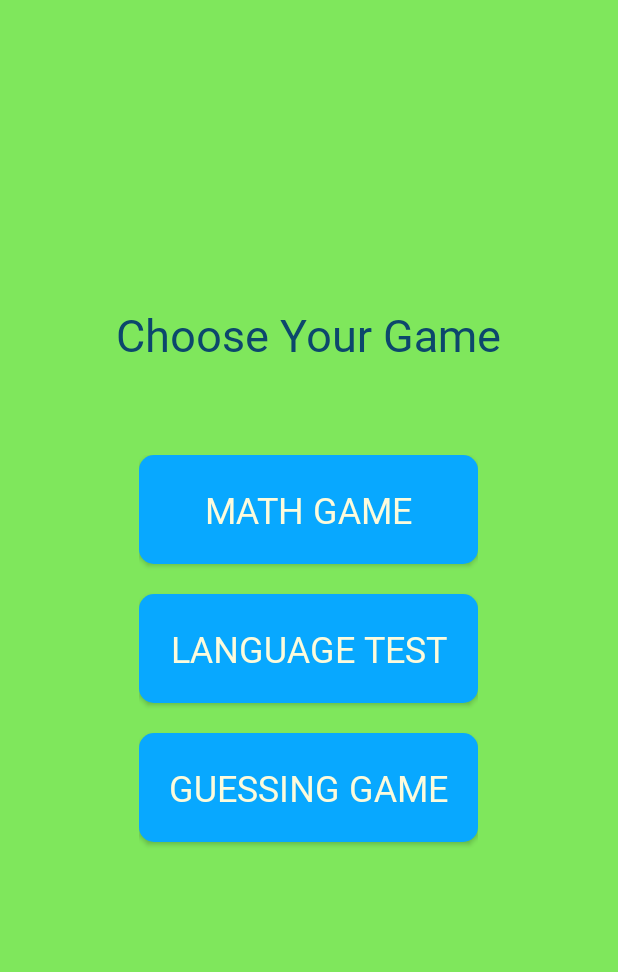
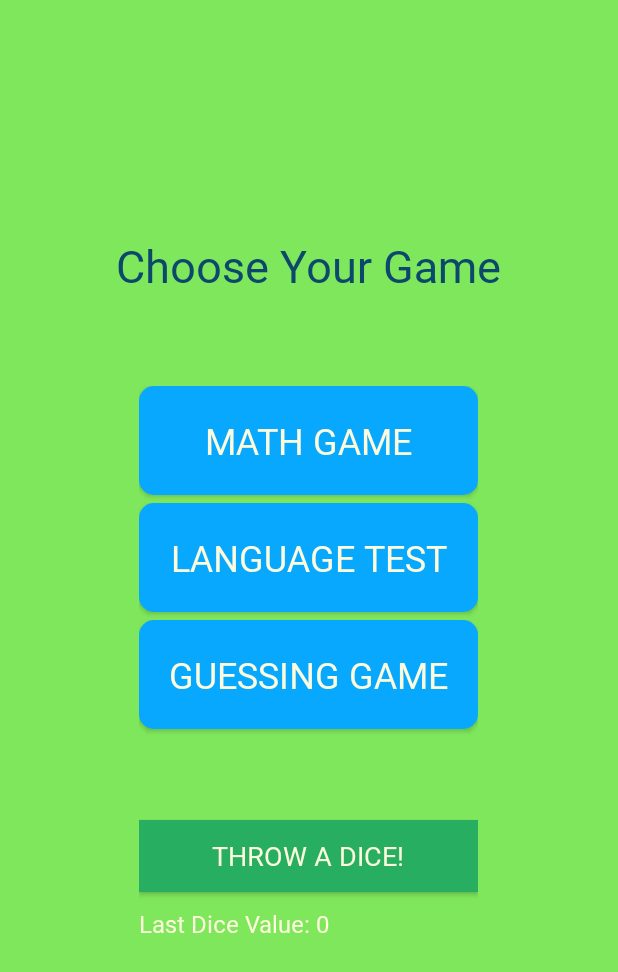
Before and after one commit to Stensel8/Half-a-Minute-IT-Madness-Android, an Android app: the ChooseGame screen opened directly, with no data from a screen before it, on a phone screen of 412 x 824 dp. Shown: the top 972 px of the screen. Run offline under Robolectric (Android 15) with nearby library versions, the phone set to English and light mode, and no system bars.

Commit message:
Testing some things
- Added a dice roll button
- Dice textview
- Changed animations

```diff
--- a/app/src/main/kotlin/com/halfminute/itmadness/ChooseGame.kt
+++ b/app/src/main/kotlin/com/halfminute/itmadness/ChooseGame.kt
@@ -2,76 +2,152 @@ package com.halfminute.itmadness
 
 import android.content.Intent
 import android.os.Bundle
+import android.os.CountDownTimer
+import android.util.Log
 import android.view.View
 import androidx.activity.OnBackPressedCallback
 import androidx.appcompat.app.AppCompatActivity
+import androidx.core.content.ContextCompat
+import com.google.android.material.snackbar.Snackbar
+import com.halfminute.itmadness.databinding.ChooseGameBinding
+import kotlin.random.Random
 
-/**
- * Activity for choosing the game to play.
- */
 class ChooseGame : AppCompatActivity() {
 
-    private lateinit var sharedPref: SharedPref // Declare a SharedPref object to access the shared preferences
+    private lateinit var sharedPref: SharedPref
+    private lateinit var binding: ChooseGameBinding
+    private var timer: CountDownTimer? = null
+    private var isDiceReady = true
+    private var remainingTime: Long = 0
+    private var thrownDiceValue: Int? = null
+    private var isEnteringGame = false
+
+    private val diceSides = 6
 
     override fun onCreate(savedInstanceState: Bundle?) {
         super.onCreate(savedInstanceState)
+        sharedPref = SharedPref(this)
+        setTheme(if (sharedPref.loadNightMode()) R.style.darkTheme else R.style.lightTheme)
+        sharedPref.loadLocale(this)
+        binding = ChooseGameBinding.inflate(layoutInflater)
+        setContentView(binding.root)
+        initializeUI(savedInstanceState)
+        setOnBackPressedCallback()
+        setOnClickListener()
+        updateDiceState()
 
-        // Initialize the SharedPref object with the current context
-        sharedPref = SharedPref(this)
+        // Retrieve the last thrown dice value and update the UI
+        thrownDiceValue = sharedPref.loadLastThrownDiceValue()
+        showLastThrownDiceValue()
+    }
 
-        // Set the theme according to the shared preference value
-        setTheme(if (sharedPref.loadNightMode()) R.style.darkTheme else R.style.lightTheme)
+    private fun initializeUI(savedInstanceState: Bundle?) {
+        savedInstanceState?.let {
+            isDiceReady = it.getBoolean("isDiceReady", true)
+            remainingTime = it.getLong("remainingTime")
+            thrownDiceValue = sharedPref.loadLastThrownDiceValue()
+            if (remainingTime > 0) startTimer(remainingTime)
+        }
+        showLastThrownDiceValue()
+    }
 
-        // Load the saved language
-        sharedPref.loadLocale(this)
+    private fun showLastThrownDiceValue() {
+        binding.diceValueTextView.visibility = if (thrownDiceValue != null) View.VISIBLE else View.GONE
+        binding.diceValueTextView.text = getString(R.string.last_dice_value, thrownDiceValue)
+    }
 
-        setContentView(R.layout.choose_game) // Set the layout for this activity
+    private fun setOnBackPressedCallback() {
+        onBackPressedDispatcher.addCallback(this, object : OnBackPressedCallback(true) {
+            override fun handleOnBackPressed() = navigateToMainActivity()
+        })
+    }
 
-        // Callback to handle the back button press
-        val callback = object : OnBackPressedCallback(true /* enabled by default */) {
-            override fun handleOnBackPressed() {
-                // Create an intent to go back to the main activity
-                val intent = Intent(this@ChooseGame, MainActivity::class.java)
-                startActivity(intent) // Start the main activity
-                finish() // Finish this activity
+    private fun setOnClickListener() {
+        with(binding) {
+            btnMathGame.setOnClickListener { startGame("math", it) }
+            btnLanguageGame.setOnClickListener { startGame("language", it) }
+            btnGuessingGame.setOnClickListener { startGame("guessing", it) }
+            diceRollButton.setOnClickListener {
+                if (isDiceReady) {
+                    rollDice()
+                    showLastThrownDiceValue()
+                    startTimer()
+                } else {
+                    showCustomSnackbar("Please wait for the dice to be ready!")
+                    Log.d("ChooseGame", "Snackbar message shown: Please wait for the dice to be ready!")
+                }
             }
         }
-        onBackPressedDispatcher.addCallback(this, callback) // Add the callback
     }
 
-    /**
-     * Starts the Math game.
-     */
-    fun startMathGame(view: View) {
-        Settings.btnAnimation(view) // Apply the button animation to the view
-        // Save the chosen game name and start the MathGame activity
-        sharedPref.saveChosenGame("math")
-        val intent = Intent(this, MathGame::class.java)
-        startActivity(intent)
+
+    private fun navigateToMainActivity() {
+        startActivity(Intent(this, MainActivity::class.java))
         finish()
     }
 
-    /**
-     * Starts the Language game.
-     */
-    fun startLanguageGame(view: View) {
-        Settings.btnAnimation(view) // Apply the button animation to the view
-        // Save the chosen game name and start the ChooseLanguageGame activity
-        sharedPref.saveChosenGame("language")
-        val intent = Intent(this, ChooseLanguageGame::class.java)
-        startActivity(intent)
-        finish()
+    private fun updateDiceState() {
+        binding.diceRollButton.text = if (isDiceReady) getString(R.string.throw_dice) else "Thrown $thrownDiceValue. Waiting: 10s"
+        updateButtonBackground(if (isDiceReady) R.color.dice_ready_color else R.color.dice_rolled_color)
+        updateDiceBackgroundColor()
     }
 
-    /**
-     * Starts the Guessing game.
-     */
-    fun startGuessingGame(view: View) {
-        Settings.btnAnimation(view) // Apply the button animation to the view
-        // Save the chosen game name and start the GuessingGame activity
-        sharedPref.saveChosenGame("guessing")
-        val intent = Intent(this, GuessingGame::class.java)
+    private fun updateButtonBackground(colorResId: Int) {
+        binding.diceRollButton.setBackgroundColor(ContextCompat.getColor(this, colorResId))
+    }
+
+    private fun updateDiceBackgroundColor() {
+        val backgroundColor = ContextCompat.getColor(this, if (isDiceReady) R.color.dice_ready_color else R.color.dice_rolled_color)
+        binding.diceRollButton.setBackgroundColor(backgroundColor)
+        binding.diceRollButton.isClickable = isDiceReady
+    }
+
+    private fun rollDice() {
+        thrownDiceValue = Random.nextInt(1, diceSides + 1)
+        isDiceReady = false
+        sharedPref.saveLastThrownDiceValue(thrownDiceValue ?: 0)
+        updateDiceState()
+    }
+
+    private fun startTimer(initialTime: Long = 10000) {
+        timer?.cancel()
+        timer = object : CountDownTimer(initialTime, 1000) {
+            override fun onTick(millisUntilFinished: Long) {
+                remainingTime = millisUntilFinished
+                val remainingSeconds = millisUntilFinished / 1000
+                binding.diceRollButton.text = "Thrown $thrownDiceValue. Waiting: $remainingSeconds s"
+            }
+
+            override fun onFinish() {
+                isDiceReady = true
+                updateDiceBackgroundColor()
+                binding.diceRollButton.text = getString(R.string.throw_dice)
+                if (isEnteringGame) isEnteringGame = false
+            }
+        }.start()
+    }
+
+    private fun startGame(gameType: String, view: View) {
+        Settings.btnAnimation(view)
+        sharedPref.saveChosenGame(gameType)
+        isEnteringGame = true
+        val intent = when (gameType) {
+            "math" -> Intent(this, MathGame::class.java)
+            "language" -> Intent(this, ChooseLanguageGame::class.java)
+            "guessing" -> Intent(this, GuessingGame::class.java)
+            else -> return
+        }
         startActivity(intent)
-        finish()
+    }
+
+    override fun onSaveInstanceState(outState: Bundle) {
+        super.onSaveInstanceState(outState)
+        outState.putBoolean("isDiceReady", isDiceReady)
+        outState.putLong("remainingTime", remainingTime)
+        thrownDiceValue?.let { outState.putInt("thrownDiceValue", it) }
+    }
+
+    private fun showCustomSnackbar(message: String) {
+        Snackbar.make(binding.root, message, Snackbar.LENGTH_SHORT).show()
     }
 }
--- a/app/src/main/kotlin/com/halfminute/itmadness/SharedPref.kt
+++ b/app/src/main/kotlin/com/halfminute/itmadness/SharedPref.kt
@@ -9,52 +9,27 @@ import androidx.core.content.ContextCompat
 import com.google.android.material.snackbar.Snackbar
 import java.util.Locale
 
-/**
- * A class for managing shared preferences in the Android application.
- * @param context The [Context] of the application.
- */
 class SharedPref(context: Context) {
 
     private val mySharedPref: SharedPreferences =
         context.getSharedPreferences("filename", Context.MODE_PRIVATE)
 
-    /**
-     * Set the night mode state in shared preferences.
-     * @param state A boolean indicating whether night mode is enabled or disabled.
-     */
     fun setNightMode(state: Boolean) {
         mySharedPref.edit().putBoolean("darkMode", state).apply()
     }
 
-    /**
-     * Load the night mode state from shared preferences.
-     * @return A boolean indicating whether night mode is enabled or disabled.
-     */
     fun loadNightMode(): Boolean {
         return mySharedPref.getBoolean("darkMode", false)
     }
 
-    /**
-     * Set the sound state in shared preferences.
-     * @param state A boolean indicating whether sound is enabled or disabled.
-     */
     fun setSound(state: Boolean) {
         mySharedPref.edit().putBoolean("sound", state).apply()
     }
 
-    /**
-     * Get the sound state from shared preferences.
-     * @return A boolean indicating whether sound is enabled or disabled.
-     */
     fun getSound(): Boolean {
         return mySharedPref.getBoolean("sound", true)
     }
 
-    /**
-     * Set the locale language in the application.
-     * @param lang The language code (e.g., "en" for English).
-     * @param context The [Context] of the application.
-     */
     @Suppress("DEPRECATION")
     fun setLocale(lang: String, context: Context) {
         val locale = Locale(lang)
@@ -69,65 +44,35 @@ class SharedPref(context: Context) {
         prefs.edit().putString("language", lang).apply()
     }
 
-    /**
-     * Load the selected locale language from shared preferences.
-     * @param context The [Context] of the application.
-     */
     fun loadLocale(context: Context) {
         val pref = context.getSharedPreferences("Settings", Activity.MODE_PRIVATE)
-        val language =
-            pref.getString("language", Locale.getDefault().language) ?: Locale.getDefault().language
+        val language = pref.getString("language", Locale.getDefault().language)
+            ?: Locale.getDefault().language
         setLocale(language, context)
     }
 
-    /**
-     * Get the saved language from shared preferences.
-     * @param context The [Context] of the application.
-     * @return The selected language code.
-     */
     fun getSavedLanguage(context: Context): String {
         val prefs = context.getSharedPreferences("Settings", Activity.MODE_PRIVATE)
         return prefs.getString("language", Locale.getDefault().language)
             ?: Locale.getDefault().language
     }
 
-    /**
-     * Save the difficulty level in shared preferences.
-     * @param difficulty The selected difficulty level.
-     */
     fun saveDifficulty(difficulty: String) {
         mySharedPref.edit().putString("difficulty", difficulty).apply()
     }
 
-    /**
-     * Load the saved difficulty level from shared preferences.
-     * @return The saved difficulty level.
-     */
     fun loadDifficulty(): String {
         return mySharedPref.getString("difficulty", "easy") ?: "easy"
     }
 
-    /**
-     * Save the chosen game in shared preferences.
-     * @param chosenGame The name of the chosen game.
-     */
     fun saveChosenGame(chosenGame: String) {
         mySharedPref.edit().putString("chosenGame", chosenGame).apply()
     }
 
-    /**
-     * Load the saved chosen game from shared preferences.
-     * @return The name of the chosen game.
-     */
     fun loadChosenGame(): String {
         return mySharedPref.getString("chosenGame", "") ?: ""
     }
 
-    /**
-     * Show a custom Snackbar with a specified message.
-     * @param activity The [Activity] in which the Snackbar should be displayed.
-     * @param message The message to be displayed in the Snackbar.
-     */
     fun showCustomSnackbar(activity: Activity, message: String) {
         val snackbar = Snackbar.make(
             activity.findViewById(android.R.id.content),
@@ -135,7 +80,6 @@ class SharedPref(context: Context) {
             Snackbar.LENGTH_SHORT
         )
 
-        // Customize the Snackbar's background color based on the theme
         val snackbarView = snackbar.view
         val backgroundColor = if (loadNightMode()) {
             ContextCompat.getColor(activity, R.color.snackbar_background_dark)
@@ -144,7 +88,6 @@ class SharedPref(context: Context) {
         }
         snackbarView.setBackgroundColor(backgroundColor)
 
-        // Customize the text color of the Snackbar
         val textView = snackbarView.findViewById<TextView>(
             com.google.android.material.R.id.snackbar_text
         )
@@ -158,18 +101,10 @@ class SharedPref(context: Context) {
         snackbar.show()
     }
 
-    /**
-     * Get the high score from shared preferences.
-     * @return The high score value.
-     */
     fun getHighScore(): Int {
         return mySharedPref.getInt("highScore", 0)
     }
 
-    /**
-     * Save the high score in shared preferences.
-     * @param newScore The new high score to be saved.
-     */
     fun saveHighScore(newScore: Int) {
         val currentHighScore = getHighScore()
         if (newScore > currentHighScore) {
@@ -177,19 +112,21 @@ class SharedPref(context: Context) {
         }
     }
 
-    // Additional functions for first start and update dialogs
-    /**
-     * Check if it's the first start of the app.
-     * @return A boolean indicating whether it's the first start.
-     */
     fun isFirstStart(): Boolean {
         return mySharedPref.getBoolean("firstStart", true)
     }
 
-    /**
-     * Set the flag to indicate that the first start dialog has been shown.
-     */
     fun setFirstStartShown() {
         mySharedPref.edit().putBoolean("firstStart", false).apply()
     }
+
+    private val lastThrownDiceValueKey = "last_thrown_dice_value"
+
+    fun saveLastThrownDiceValue(value: Int) {
+        mySharedPref.edit().putInt(lastThrownDiceValueKey, value).apply()
+    }
+
+    fun loadLastThrownDiceValue(): Int {
+        return mySharedPref.getInt(lastThrownDiceValueKey, 0)
+    }
 }
--- /dev/null
+++ b/app/src/main/res/anim/slide_in_right.xml
@@ -0,0 +1,3 @@
+<set xmlns:android="http://schemas.android.com/apk/res/android">
+    <translate android:fromXDelta="100%p" android:toXDelta="0" android:duration="500"/>
+</set>
--- /dev/null
+++ b/app/src/main/res/anim/slide_out_left.xml
@@ -0,0 +1,3 @@
+<set xmlns:android="http://schemas.android.com/apk/res/android">
+    <translate android:fromXDelta="0" android:toXDelta="-100%p" android:duration="500"/>
+</set>
--- a/app/src/main/res/layout/choose_game.xml
+++ b/app/src/main/res/layout/choose_game.xml
@@ -1,5 +1,6 @@
 <?xml version="1.0" encoding="utf-8"?>
-<LinearLayout xmlns:android="http://schemas.android.com/apk/res/android"
+<LinearLayout
+    xmlns:android="http://schemas.android.com/apk/res/android"
     android:layout_width="match_parent"
     android:layout_height="match_parent"
     android:background="?attr/backgroundColor"
@@ -30,12 +31,12 @@
 
         <!-- Button start math game -->
         <Button
+            android:id="@+id/btnMathGame"
             android:layout_width="match_parent"
             android:layout_height="wrap_content"
-            android:layout_marginBottom="20dp"
+            android:layout_marginBottom="5dp"
             android:layout_weight="1"
             android:background="@drawable/rounded_btn"
-            android:onClick="startMathGame"
             android:paddingLeft="20dp"
             android:paddingTop="20dp"
             android:paddingRight="20dp"
@@ -47,12 +48,12 @@
 
         <!-- Button start language game -->
         <Button
+            android:id="@+id/btnLanguageGame"
             android:layout_width="match_parent"
             android:layout_height="wrap_content"
-            android:layout_marginBottom="20dp"
+            android:layout_marginBottom="5dp"
             android:layout_weight="1"
             android:background="@drawable/rounded_btn"
-            android:onClick="startLanguageGame"
             android:paddingLeft="20dp"
             android:paddingTop="20dp"
             android:paddingRight="20dp"
@@ -64,9 +65,10 @@
 
         <!-- Button start guessing game -->
         <Button
+            android:id="@+id/btnGuessingGame"
             android:layout_width="match_parent"
             android:layout_height="wrap_content"
-            android:layout_marginBottom="20dp"
+            android:layout_marginBottom="5dp"
             android:background="@drawable/rounded_btn"
             android:onClick="startGuessingGame"
             android:paddingLeft="20dp"
@@ -77,6 +79,36 @@
             android:textColor="@color/buttonTextColor"
             android:textSize="24sp"
             android:fontFamily="@font/segoeuib"/>
+
+        <!-- Spacer to push the Roll button to the bottom -->
+        <Space
+            android:layout_width="match_parent"
+            android:layout_height="50dp"/>
+
+        <!-- Button for rolling the dice -->
+        <Button
+            android:id="@+id/diceRollButton"
+            android:layout_width="match_parent"
+            android:layout_height="wrap_content"
+            android:layout_marginTop="5dp"
+            android:padding="10dp"
+            android:text="@string/roll"
+            android:textColor="#fcfbdc"
+            android:textSize="18sp"
+            android:fontFamily="@font/segoeuib"/>
+        <!--android:background will be set inside the code itself!!-->
+
+
+        <TextView
+            android:id="@+id/diceValueTextView"
+            android:layout_width="match_parent"
+            android:layout_height="wrap_content"
+            android:layout_marginTop="10dp"
+            android:text="@string/last_dice_value"
+            android:textColor="@color/buttonTextColor"
+            android:textSize="16sp"
+            android:fontFamily="@font/segoeui"
+            android:visibility="gone"/>
+
     </LinearLayout>
-
 </LinearLayout>
--- a/app/src/main/res/layout/game_over.xml
+++ b/app/src/main/res/layout/game_over.xml
@@ -167,7 +167,7 @@
                 android:paddingTop="5dp"
                 android:paddingEnd="5dp"
                 android:paddingBottom="5dp"
-                android:text="@string/changeDfficultyTo"
+                android:text="@string/top_5_scores"
                 android:textColor="#455A64"
                 android:textSize="30sp" />
 
--- a/app/src/main/res/values/colors.xml
+++ b/app/src/main/res/values/colors.xml
@@ -26,8 +26,9 @@
     <color name="snackbar_text_dark">#FFFFFF</color>
     <color name="snackbar_text_light">#0c476c</color>
 
-    <!-- old colors from dead build (might need later)
-    // <color name="colorPrimary">#00b58d</color>
-    // <color name="colorPrimaryDark">#34495e</color> -->
+    <!-- Dice button colors -->
+    <color name="dice_ready_color">#27ae60</color>
+    <color name="dice_rolled_color">#f98722</color>
+
 
 </resources>
--- a/app/src/main/res/values/styles.xml
+++ b/app/src/main/res/values/styles.xml
@@ -22,8 +22,8 @@
 
     <!-- Dialog animation style -->
     <style name="DialogAnimation">
-        <item name="android:windowEnterAnimation">@anim/fade_in</item>
-        <item name="android:windowExitAnimation">@anim/fade_out</item>
+        <item name="android:windowEnterAnimation">@anim/dialog_fade_in</item>
+        <item name="android:windowExitAnimation">@anim/dialog_fade_out</item>
     </style>
 
     <!-- Light theme dialog style -->
```
Also changed, not shown: app/src/main/kotlin/com/halfminute/itmadness/Settings.kt (+23 -8 lines), app/src/main/res/anim/button_click_animation.xml (added, +20 -0 lines), app/src/main/res/layout/guessing_game.xml (+2 -12 lines), app/src/main/res/raw/wordjsondata1.json (+4 -4 lines), app/src/main/res/values/strings.xml (+25 -24 lines), app/src/main/res/anim/dialog_fade_in.xml (renamed from app/src/main/res/anim/fade_in.xml), app/src/main/res/anim/dialog_fade_out.xml (renamed from app/src/main/res/anim/fade_out.xml), 3 other files.
